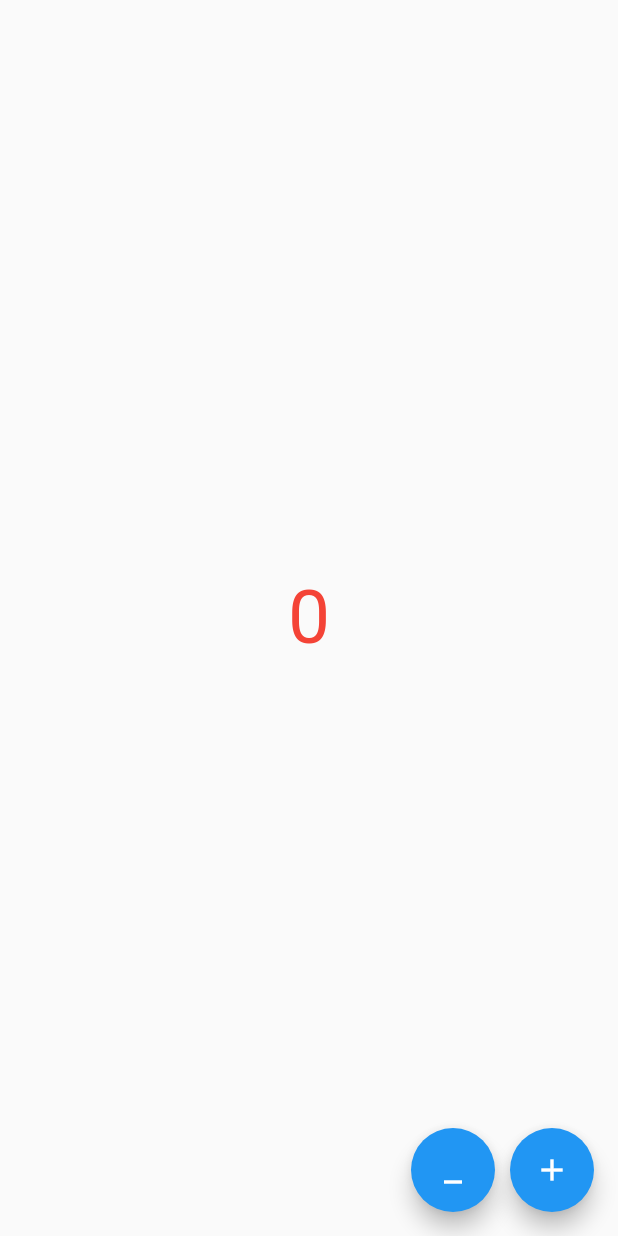
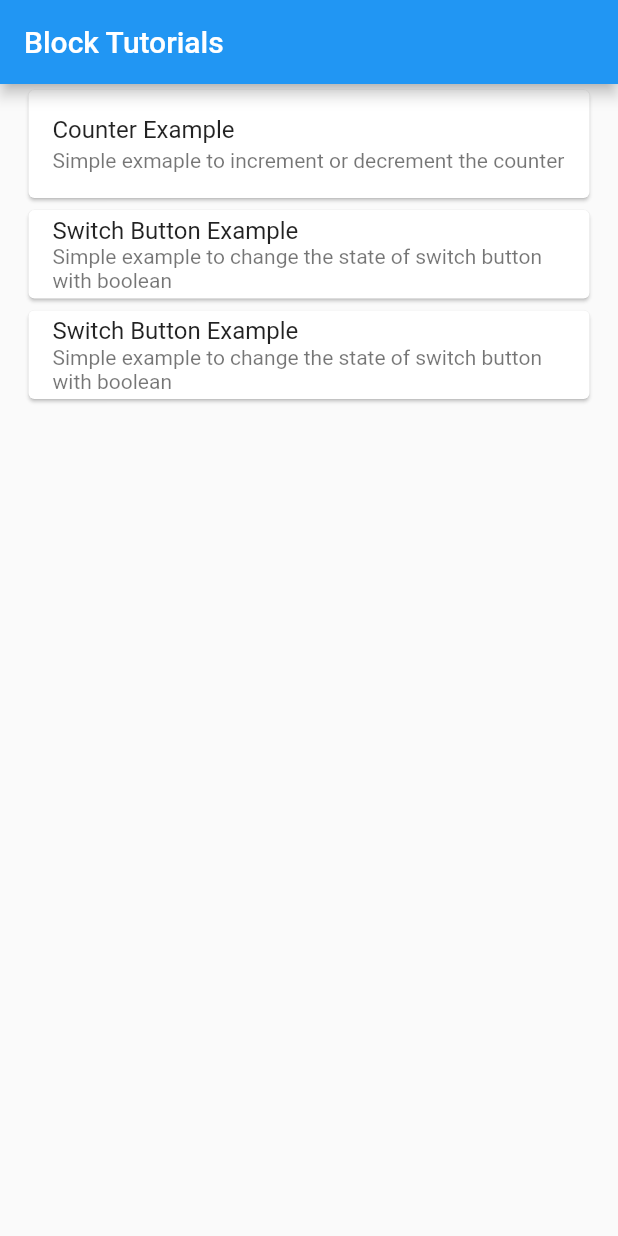
Before and after one commit to axiftaj/FLutter-Bloc-Tutorials, a Flutter app: the HomeScreen screen opened directly, on a phone screen of 412 x 824 dp. Run offline on Flutter 3.47's test engine with Material 2 defaults, Android fonts, the phone set to English and light mode, and no system bars; our stand-ins replace equatable, flutter_bloc, formz.

Commit message:
tutorials added

```diff
--- a/lib/bloc/switch_bloc/switch_bloc.dart
+++ b/lib/bloc/switch_bloc/switch_bloc.dart
@@ -12,7 +12,7 @@ class SwitchBloc extends Bloc<SwitchEvent , SwitchState>{
     on<EnableChange>(enable);
     on<CounterChange>(increment);
     on<SliderChange>(slider);
-
+    on<ProductList>(productList);
   }
 
   void enable(EnableChange event, Emitter<SwitchState> emit) {
@@ -23,7 +23,7 @@ class SwitchBloc extends Bloc<SwitchEvent , SwitchState>{
 
   void increment(CounterChange event, Emitter<SwitchState> emit) {
     emit(
-        state.copyWith(counter:   state.counter+1)
+        state.copyWith(counter:   event.counter)
     );
   }
 
@@ -34,5 +34,10 @@ class SwitchBloc extends Bloc<SwitchEvent , SwitchState>{
   }
 
 
+  void productList(ProductList event, Emitter<SwitchState> emit) {
+    emit(
+        state.copyWith(productList:   event.productList)
+    );
+  }
 
 }
--- a/lib/bloc/switch_bloc/switch_event.dart
+++ b/lib/bloc/switch_bloc/switch_event.dart
@@ -13,11 +13,21 @@ abstract class SwitchEvent extends Equatable {
 
 class EnableChange extends SwitchEvent {
   const EnableChange({required this.enable}) ;
-
   final bool enable;
 
   @override
   List<Object> get props => [enable];
+}
+
+
+
+class ProductList extends SwitchEvent {
+  const ProductList({required this.productList}) ;
+
+  final List<int> productList;
+
+  @override
+  List<Object> get props => [productList];
 }
 
 
--- a/lib/bloc/switch_bloc/switch_states.dart
+++ b/lib/bloc/switch_bloc/switch_states.dart
@@ -5,20 +5,24 @@ class SwitchState extends Equatable {
    SwitchState({
      this.enable  = false,
      this.counter = 0,
-     this.slider = 0.0
+     this.slider = 0.0 ,
+     this.productList = const []
    });
 
   final bool enable;
   final int counter;
    final double slider;
+   final List<int> productList;
 
-  SwitchState copyWith({ bool? enable, int? counter , double? slider}) {
+  SwitchState copyWith({ bool? enable, int? counter , double? slider , List<int>? productList}) {
     return SwitchState(
       enable: enable ?? this.enable,
       counter: counter ?? this.counter,
       slider: slider ?? this.slider,
+      productList: productList ?? this.productList,
+
     );
   }
   @override
-  List<Object> get props => [enable, counter, slider];
+  List<Object> get props => [enable, counter, slider, productList];
 }
--- a/lib/main.dart
+++ b/lib/main.dart
@@ -28,7 +28,7 @@ class MyApp extends StatelessWidget {
           theme: ThemeData(
             primarySwatch: Colors.blue,
           ),
-          home:  SwitchWidget(),
+          home:  HomeScreen(),
         ));
   }
 }
--- a/lib/view/counter/home_screen.dart
+++ b/lib/view/counter/home_screen.dart
@@ -1,7 +1,12 @@
 import 'package:bloc_tutorials/bloc/counter_bloc/counter_bloc.dart';
 import 'package:bloc_tutorials/bloc/counter_bloc/counter_events.dart';
+import 'package:bloc_tutorials/bloc/switch_bloc/switch_states.dart';
+import 'package:bloc_tutorials/view/counter/counter_screen.dart';
 import 'package:flutter/material.dart';
 import 'package:flutter_bloc/flutter_bloc.dart';
+
+import '../form_valiation/form_sreen.dart';
+import '../switch_button /switch_widget.dart';
 
 
 class HomeScreen extends StatefulWidget {
@@ -15,24 +20,44 @@ class _HomeScreenState extends State<HomeScreen> {
   @override
   Widget build(BuildContext context) {
     return Scaffold(
+      appBar: AppBar(
+        title: Text('Block Tutorials'),
+      ),
       body: SafeArea(
-        child: BlocBuilder<CounterBloc , int>(
-          builder: (BuildContext context, state) {
-            return Center(child: Text(state.toString() , style: TextStyle(color: Colors.red , fontSize: 50),));
-          },
+        child: Padding(
+          padding: const EdgeInsets.symmetric(horizontal: 15),
+          child: ListView(
+            children: [
+              Card(
+                child: ListTile(
+                  onTap: (){
+                    Navigator.push(context, MaterialPageRoute(builder: (context) => CounterScreen()));
+                  },
+                  title: Text('Counter Example'),
+                  subtitle: Text('Simple exmaple to increment or decrement the counter'),
+                ),
+              ),
+              Card(
+                child: ListTile(
+                  onTap: (){
+                    Navigator.push(context, MaterialPageRoute(builder: (context) => SwitchWidget()));
+                  },
+                  title: Text('Switch Button Example'),
+                  subtitle: Text('Simple example to change the state of switch button with boolean'),
+                ),
+              ),
+              Card(
+                child: ListTile(
+                  onTap: (){
+                    Navigator.push(context, MaterialPageRoute(builder: (context) => MyForm()));
+                  },
+                  title: Text('Switch Button Example'),
+                  subtitle: Text('Simple example to change the state of switch button with boolean'),
+                ),
+              ),
+            ],
+          ),
         ),
-      ),
-      floatingActionButton: Row(
-        mainAxisAlignment: MainAxisAlignment.end,
-        children: [
-          FloatingActionButton(onPressed: (){
-            context.read<CounterBloc>().add(CounterDecrementPressed());
-          },child: Icon(Icons.minimize),),
-          SizedBox(width: 10,),
-          FloatingActionButton(onPressed: (){
-            context.read<CounterBloc>().add(CounterIncrementPressed());
-          },child: Icon(Icons.add),)
-        ],
       ),
     );
   }
--- a/lib/view/switch_button /switch_widget.dart
+++ b/lib/view/switch_button /switch_widget.dart
@@ -11,9 +11,13 @@ class SwitchWidget extends StatelessWidget {
    SwitchWidget({Key? key}) : super(key: key);
 
    int x = 0 ;
+   List<int> newValue = [] ;
+
 
   @override
   Widget build(BuildContext context) {
+
+
     return Scaffold(
       appBar: AppBar(
         title: Text('Asif Taj'),
@@ -40,15 +44,28 @@ class SwitchWidget extends StatelessWidget {
               builder: (context, state){
                 return Slider(value: state.slider, onChanged: (value){
                   context.read<SwitchBloc>().add(SliderChange(slider: value));
-
                 });
               }
+          ),
+          BlocBuilder<SwitchBloc , SwitchState>(
+              builder: (context, state){
+                return Expanded(child: ListView.builder(
+                    itemCount: state.productList.length,
+                    itemBuilder: (context,index){
+                      return Text('value'+index.toString());
+                }));
+              }
           )
+
         ],
       ),
       floatingActionButton: FloatingActionButton(
         onPressed: (){
-          context.read<SwitchBloc>().add(CounterChange(counter: 0));
+          x++;
+          newValue.add(x);
+          context.read<SwitchBloc>().add(ProductList(productList: newValue));
+
+          context.read<SwitchBloc>().add(CounterChange(counter: x));
           print('tap');
         },
         child: Icon(Icons.add),
```
Also changed, not shown: lib/model/product_model/product_model.dart (added, +10 -0 lines), lib/view/counter/counter_screen.dart (added, +42 -0 lines), pubspec.lock, 1 other file.
